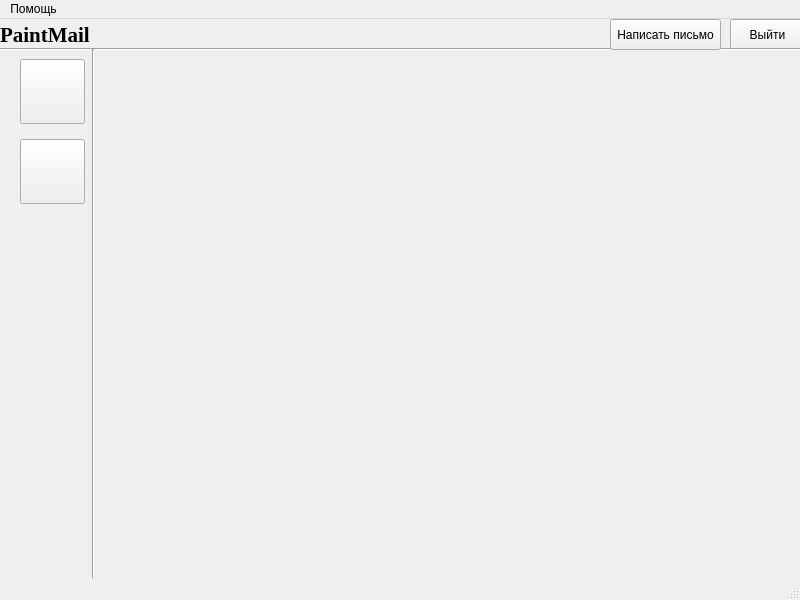
moevm/gui-1h2017-15, file mailbox.ui: the form before one commit.
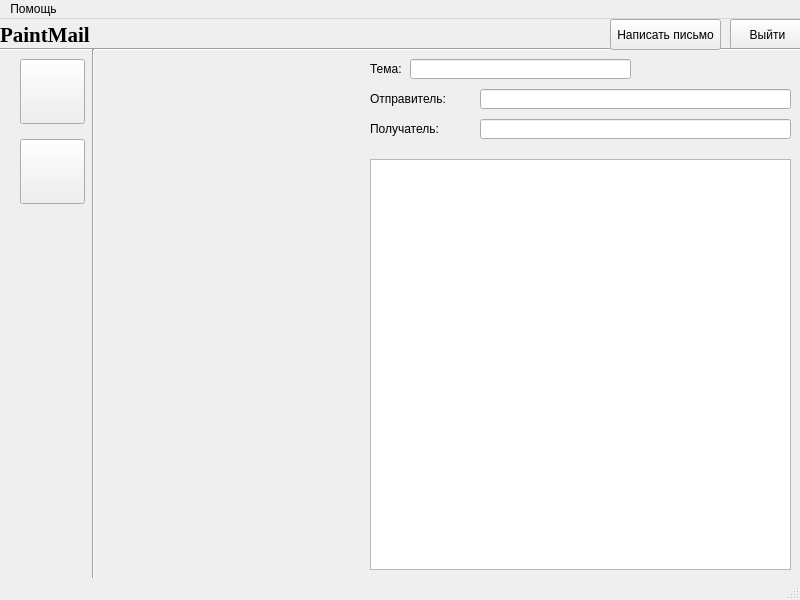
The form after the commit.

The edit to the form file:
```diff
--- a/mailbox.ui
+++ b/mailbox.ui
@@ -162,6 +162,117 @@
      <string/>
     </property>
    </widget>
+   <widget class="QWidget" name="messageWidget" native="true">
+    <property name="geometry">
+     <rect>
+      <x>360</x>
+      <y>30</y>
+      <width>441</width>
+      <height>551</height>
+     </rect>
+    </property>
+    <property name="autoFillBackground">
+     <bool>false</bool>
+    </property>
+    <widget class="QLabel" name="label_2">
+     <property name="geometry">
+      <rect>
+       <x>10</x>
+       <y>40</y>
+       <width>91</width>
+       <height>20</height>
+      </rect>
+     </property>
+     <property name="text">
+      <string>Отправитель:</string>
+     </property>
+    </widget>
+    <widget class="QLineEdit" name="sender">
+     <property name="geometry">
+      <rect>
+       <x>120</x>
+       <y>40</y>
+       <width>311</width>
+       <height>20</height>
+      </rect>
+     </property>
+    </widget>
+    <widget class="QLineEdit" name="receirver">
+     <property name="geometry">
+      <rect>
+       <x>120</x>
+       <y>70</y>
+       <width>311</width>
+       <height>20</height>
+      </rect>
+     </property>
+     <property name="text">
+      <string/>
+     </property>
+    </widget>
+    <widget class="QLabel" name="label_3">
+     <property name="geometry">
+      <rect>
+       <x>10</x>
+       <y>70</y>
+       <width>91</width>
+       <height>20</height>
+      </rect>
+     </property>
+     <property name="text">
+      <string>Получатель:</string>
+     </property>
+    </widget>
+    <widget class="QLineEdit" name="theme">
+     <property name="geometry">
+      <rect>
+       <x>50</x>
+       <y>10</y>
+       <width>221</width>
+       <height>20</height>
+      </rect>
+     </property>
+     <property name="text">
+      <string/>
+     </property>
+    </widget>
+    <widget class="QLabel" name="label_4">
+     <property name="geometry">
+      <rect>
+       <x>10</x>
+       <y>10</y>
+       <width>41</width>
+       <height>20</height>
+      </rect>
+     </property>
+     <property name="text">
+      <string>Тема:</string>
+     </property>
+    </widget>
+    <widget class="QLabel" name="date">
+     <property name="geometry">
+      <rect>
+       <x>280</x>
+       <y>10</y>
+       <width>151</width>
+       <height>20</height>
+      </rect>
+     </property>
+     <property name="text">
+      <string/>
+     </property>
+    </widget>
+    <widget class="QTextBrowser" name="textBrowser">
+     <property name="geometry">
+      <rect>
+       <x>10</x>
+       <y>110</y>
+       <width>421</width>
+       <height>411</height>
+      </rect>
+     </property>
+    </widget>
+   </widget>
   </widget>
   <widget class="QMenuBar" name="menubar">
    <property name="geometry">
```
